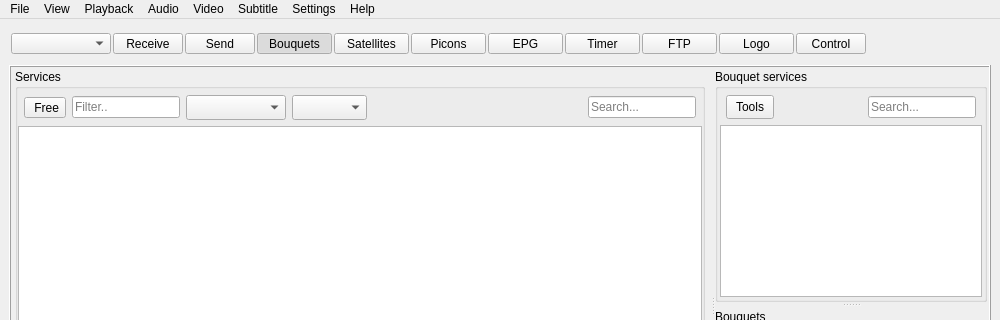
Qt form app/ui/res/main.ui (DYefremov/E2Toolkit) before a commit; both pictures show x 0 to 1000 and y 0 to 320 of the 1000 by 700 pixel window.
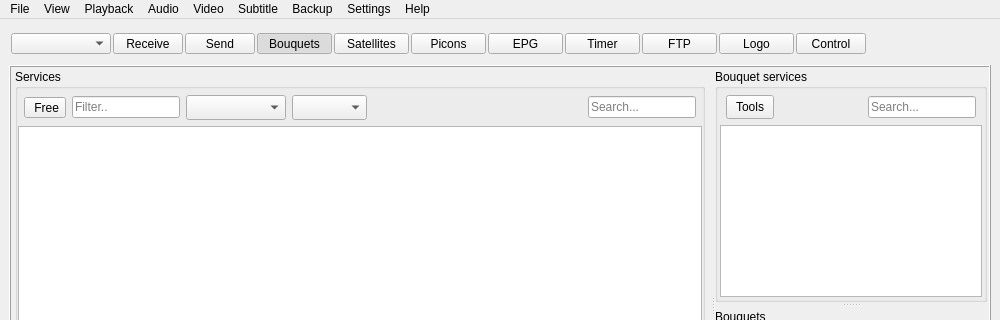
The same form after that commit. Icons and pictures are not drawn.

Diff of the .ui file:
```diff
--- a/app/ui/res/main.ui
+++ b/app/ui/res/main.ui
@@ -2655,12 +2655,19 @@
     </property>
     <addaction name="close_playback_action"/>
    </widget>
+   <widget class="QMenu" name="backup_menu">
+    <property name="title">
+     <string>Backup</string>
+    </property>
+    <addaction name="backup_restore_action"/>
+   </widget>
    <addaction name="file_menu"/>
    <addaction name="view_menu"/>
    <addaction name="playback_menu"/>
    <addaction name="audio_menu"/>
    <addaction name="video_menu"/>
    <addaction name="subtitle_menu"/>
+   <addaction name="backup_menu"/>
    <addaction name="settings_menu"/>
    <addaction name="help_menu"/>
   </widget>
```
Left out of the diff: 8 changed lines with no effect on the pictures.
